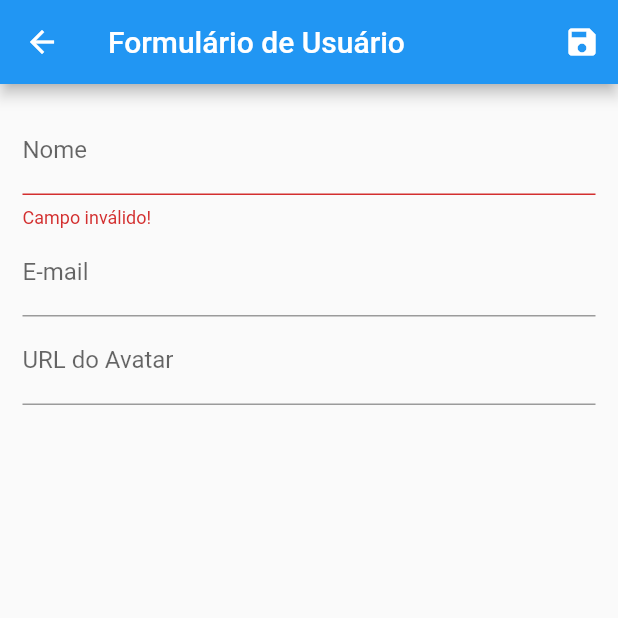
After one commit to dariopmaciel/flutter_crud_simples, a Flutter app: the UserForm screen opened by its route, after a tap on the "save" icon, on a phone screen of 412 x 824 dp, the top half of it. The commit adds this screen. Run offline on Flutter 3.47's test engine with Material 2 defaults, Android fonts, the light colour scheme and no system bars; network calls fail.

Commit message:
CR_POP_PROVIDER_FORMS_VNAVIGATION

```diff
--- a/lib/components/user_tile.dart
+++ b/lib/components/user_tile.dart
@@ -16,7 +16,7 @@ class UserTile extends StatelessWidget {
       leading: avatar,
       title: Text(user.name),
       subtitle: Text(user.email),
-      trailing: Container(
+      trailing: SizedBox(
         width: 100,
         child: Row(
           children: <Widget>[
--- a/lib/models/user.dart
+++ b/lib/models/user.dart
@@ -1,12 +1,12 @@
 class User {
-  final String? id;
+  final String id;
   final String name;
   final String email;
   final String avatarUrl;
 
   //construtor
   const User({
-    this.id,
+    required this.id,
     required this.name,
     required this.email,
     required this.avatarUrl,
--- /dev/null
+++ b/lib/routs/app_routs.dart
@@ -0,0 +1,4 @@
+class AppRouts {
+  static const HOME = "/";
+  static const USER_FORM = "/user-forme";
+}
--- /dev/null
+++ b/lib/views/user_form.dart
@@ -0,0 +1,78 @@
+import 'package:flutter/material.dart';
+import 'package:flutter_crud_simples/models/user.dart';
+import 'package:flutter_crud_simples/provider/users.dart';
+import 'package:provider/provider.dart';
+
+class UserForm extends StatelessWidget {
+  UserForm({super.key});
+
+  //criação de chave do formulário
+  final _form = GlobalKey<FormState>();
+  //como os dados a serem acrescentados são todos finais, será feito um MAP vazio
+  final Map<String, String> _formData = {};
+
+  @override
+  Widget build(BuildContext context) {
+    return Scaffold(
+      appBar: AppBar(
+        title: const Text("Formulário de Usuário"),
+        actions: <Widget>[
+          IconButton(
+            icon: const Icon(Icons.save),
+            onPressed: () {
+              final isValid = _form.currentState!.validate();
+
+              if (isValid) {
+                _form.currentState?.save();
+
+                //necessário colocar um listen false no provider
+                Provider.of<Users>(context, listen: false).put(
+                  User(
+                    id: _formData["id"].toString(),
+                    name: _formData["name"].toString(),
+                    email: _formData["email"].toString(),
+                    avatarUrl: _formData["avatarUrl"].toString(),
+                  ),
+                );
+
+                Navigator.of(context).pop();
+              }
+            },
+          ),
+        ],
+      ),
+      body: Padding(
+        padding: const EdgeInsets.all(15),
+        child: Form(
+            key: _form,
+            child: Column(
+              children: <Widget>[
+                TextFormField(
+                  decoration: const InputDecoration(labelText: "Nome"),
+                  validator: (value) {
+                    if (value == null || value.trim().isEmpty) {
+                      return "Campo inválido!";
+                    }
+                    //trim só pode ser usado após validação de campo vazio
+                    if (value.trim().length <= 3) {
+                      return "Mínimo de 5 caracteres.";
+                    }
+                    //se estiver OK retornará null, salvará e retornará o POP
+                    return null;
+                  },
+                  onSaved: (value) => _formData["name"] = value!,
+                ),
+                TextFormField(
+                  decoration: const InputDecoration(labelText: "E-mail"),
+                  onSaved: (value) => _formData["email"] = value!,
+                ),
+                TextFormField(
+                  decoration: const InputDecoration(labelText: "URL do Avatar"),
+                  onSaved: (value) => _formData["avatarUrl"] = value!,
+                ),
+              ],
+            )),
+      ),
+    );
+  }
+}
```
Also changed, not shown: lib/main.dart (+7 -1 lines), lib/provider/users.dart (+39 -0 lines), lib/views/user_list.dart (+23 -7 lines), 1 other file.
